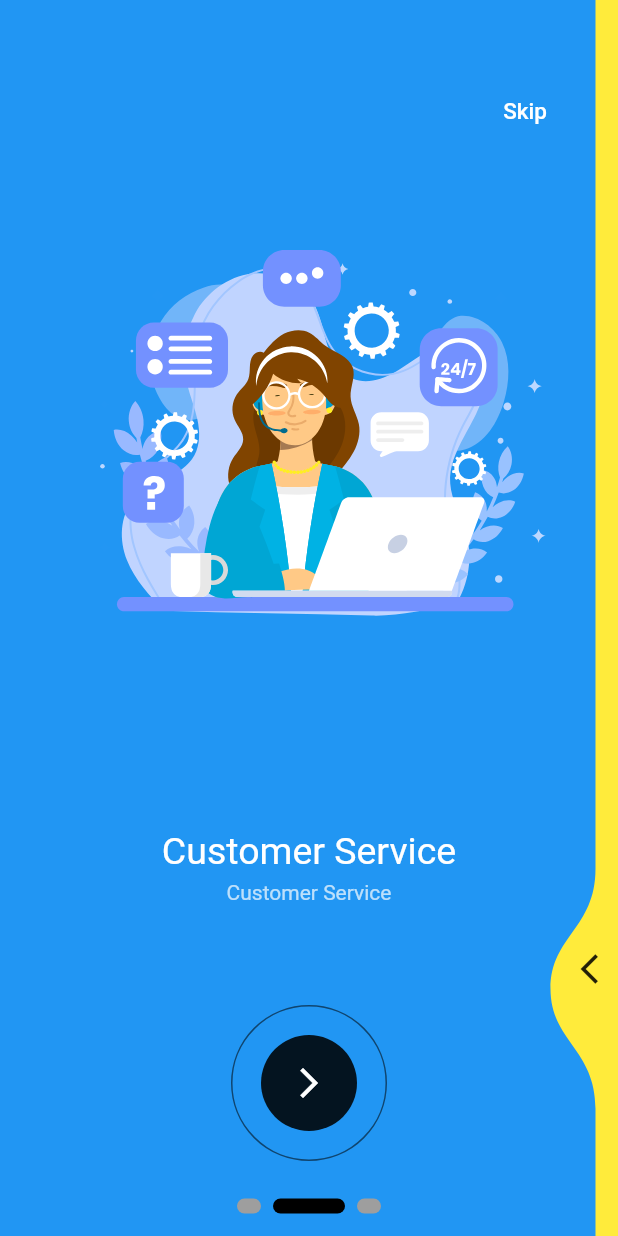
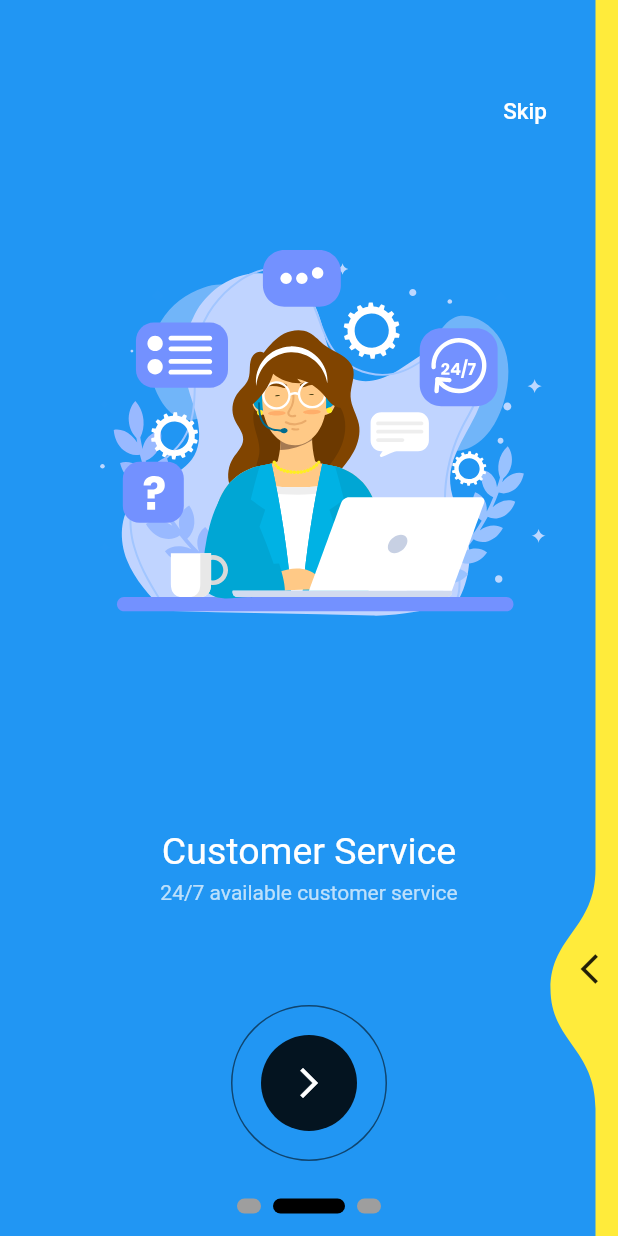
Before and after one commit to mosherif21/goambulance, a Flutter app: the screen it shows after launch, swiped to page 2, on a phone screen of 412 x 824 dp. Run offline on Flutter 3.47's test engine with Material 2 defaults, Android fonts, the phone set to English and light mode, and no system bars; drawn by our look-alikes of liquid_swipe, smooth_page_indicator; our stand-ins replace connectivity_plus, firebase_core, flutter_native_splash, flutter_signin_button, get, google_fonts and 3 more; missing offline and left inert: firebase_app_check, flutter_web_frame; accounts and stored records are empty.

Commit message:
initial commit

```diff
--- a/lib/localization/language/localization_strings.dart
+++ b/lib/localization/language/localization_strings.dart
@@ -4,14 +4,12 @@ class Languages extends Translations {
   @override
   Map<String, Map<String, String>> get keys => {
         'ar_SA': {
-          'loginLabel': 'تسجيل الدخول',
-          'onBoardingTitle1': 'خدمة عملاء',
-          'onBoardingSubTitle1':
-              'خدمة عملاء جامدة جدا جدا جدا جدا جدا جدا جدا جدا جدا جدا جدا جدا جدا',
-          'onBoardingTitle2': 'Customer Service ar',
-          'onBoardingTitle3': 'Customer Service ar',
-          'onBoardingSubTitle2': 'Customer Service ar',
-          'onBoardingSubTitle3': 'Customer Service ar',
+          'onBoardingTitle1': 'خدمة اسعاف سريعة',
+          'onBoardingTitle2': 'خدمة عملاء',
+          'onBoardingTitle3': 'نصلك اينما كنت',
+          'onBoardingSubTitle1': 'نجعل كل ثانية مهمة',
+          'onBoardingSubTitle2': 'خدمة عملاء على مدار ال24 ساعة',
+          'onBoardingSubTitle3': '',
           'welcomeTitle': 'Go Ambulance',
           'welcomeSubTitle': 'المساعدة بضغطةواحدة',
           'loginTextTitle': 'تسجيل الدخول',
@@ -38,13 +36,12 @@ class Languages extends Translations {
           'chooseLanguage': 'اختر لغتك المفضلة',
         },
         'en_US': {
-          'loginLabel': 'login Text',
-          'onBoardingTitle1': 'Fast Ambulance',
+          'onBoardingTitle1': 'Fast ambulance requests',
           'onBoardingTitle2': 'Customer Service',
           'onBoardingTitle3': 'Any Location',
-          'onBoardingSubTitle1': 'Ambulance sare3a',
-          'onBoardingSubTitle2': 'Customer Service ',
-          'onBoardingSubTitle3': 'Any Location ',
+          'onBoardingSubTitle1': 'We make every second count',
+          'onBoardingSubTitle2': '24/7 available customer service',
+          'onBoardingSubTitle3': 'Wherever you are, we are here for you',
           'welcomeTitle': 'Go Ambulance',
           'welcomeSubTitle': 'Help is one click away',
           'loginTextTitle': 'LOGIN',
--- a/lib/src/features/onboarding/components/models.dart
+++ b/lib/src/features/onboarding/components/models.dart
@@ -4,7 +4,7 @@ import 'package:get/get.dart';
 import '../../../constants/assets_strings.dart';
 import 'on_boarding_page_widget.dart';
 
-final pages = [
+List<OnBoardingPageTemplate> pages = [
   OnBoardingPageTemplate(
     onBoardingBackGroundColor: Colors.white,
     onBoardingAnim: kOnBoardingAnim1,
```
